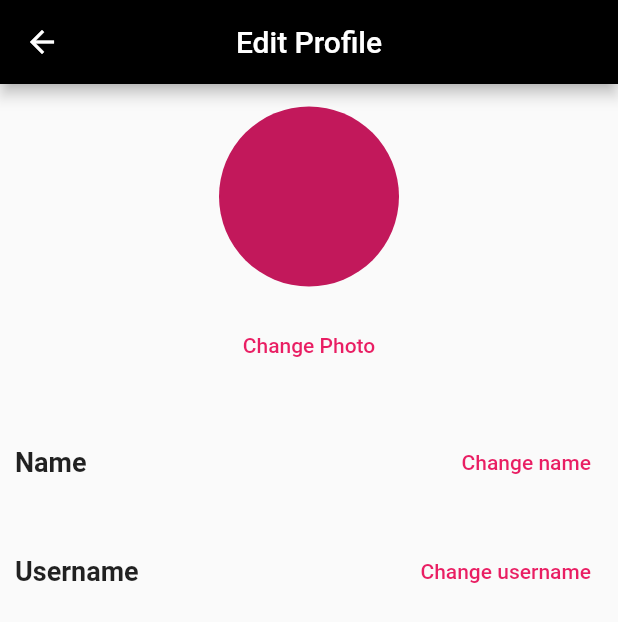
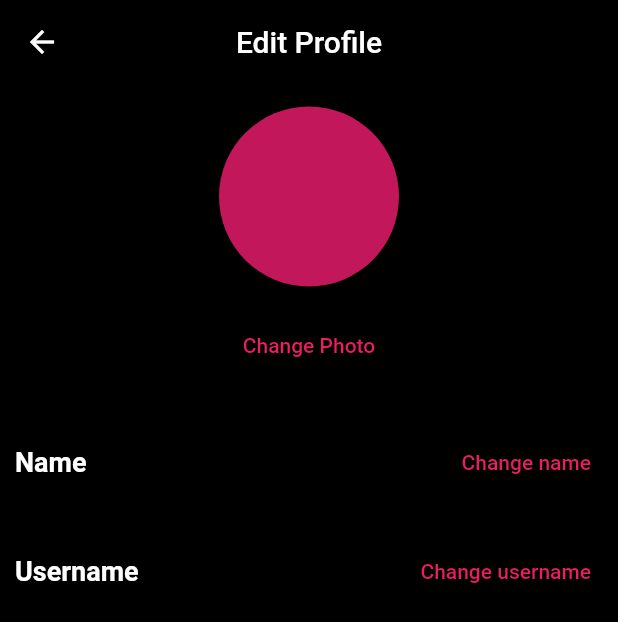
Before and after one commit to DrinKrasniqiNovus/flutter-assignments, a Flutter app: the ProfileScreen screen opened directly, after a tap on "Edit Profile", on a phone screen of 412 x 824 dp. Shown: the top 622 px of the screen. Run offline on Flutter 3.47's test engine with Material 2 defaults, Android fonts, the phone set to English and light mode, and no system bars; our stand-ins replace google_fonts; missing offline and left inert: tiktoklikescroller.

Commit message:
made the UI mainly black

```diff
--- a/tiktok_replica/lib/screens/main_screens/profile.dart
+++ b/tiktok_replica/lib/screens/main_screens/profile.dart
@@ -13,6 +13,7 @@ class ProfileScreen extends StatelessWidget {
     return DefaultTabController(
       length: 2,
       child: Scaffold(
+        backgroundColor: Colors.black,
         appBar: AppBar(
           title: Text(
             'My Profile',
@@ -42,14 +43,14 @@ class ProfileScreen extends StatelessWidget {
             SizedBox(
               height: 50,
               child: AppBar(
-                backgroundColor: Colors.white,
+                backgroundColor: Colors.grey[900],
                 bottom: TabBar(
-                  indicatorColor: Colors.black,
+                  indicatorColor: Colors.white,
                   tabs: [
                     Tab(
                       icon: Icon(
                         Icons.grid_view,
-                        color: Colors.black,
+                        color: Colors.white,
                       ),
                     ),
                     Tab(
--- a/tiktok_replica/lib/screens/profile/edit_profile.dart
+++ b/tiktok_replica/lib/screens/profile/edit_profile.dart
@@ -13,6 +13,7 @@ class _EditProfileState extends State<EditProfile> {
   @override
   Widget build(BuildContext context) {
     return Scaffold(
+      backgroundColor: Colors.black,
       appBar: AppBar(
         title: Text('Edit Profile'),
         centerTitle: true,
@@ -42,6 +43,7 @@ class _EditProfileState extends State<EditProfile> {
                     style: TextStyle(
                       fontSize: 18,
                       fontWeight: FontWeight.bold,
+                      color: Colors.white,
                     ),
                   ),
                   TextButton(
--- a/tiktok_replica/lib/screens/widgets/edit_profile_button.dart
+++ b/tiktok_replica/lib/screens/widgets/edit_profile_button.dart
@@ -24,7 +24,11 @@ class EditProfileButton extends StatelessWidget {
             label: Text('Edit Profile'),
             icon: Icon(Icons.edit),
             style: ElevatedButton.styleFrom(
-                fixedSize: const Size(240, 30), primary: Colors.black),
+                fixedSize: const Size(
+                  240,
+                  30,
+                ),
+                primary: Colors.grey[700]),
           ),
         ),
       ),
--- a/tiktok_replica/lib/screens/widgets/stats.dart
+++ b/tiktok_replica/lib/screens/widgets/stats.dart
@@ -17,12 +17,11 @@ class Stats extends StatelessWidget {
               style: TextStyle(
                   fontSize: 15,
                   fontWeight: FontWeight.bold,
-              ),
+                  color: Colors.white),
             ),
             Text('Following',
                 style: TextStyle(
-                  fontWeight: FontWeight.bold,
-                )),
+                    fontWeight: FontWeight.bold, color: Colors.white)),
           ],
         ),
         Column(
@@ -32,13 +31,12 @@ class Stats extends StatelessWidget {
               style: TextStyle(
                   fontSize: 15,
                   fontWeight: FontWeight.bold,
-              ),
+                  color: Colors.white),
             ),
             Text(
               'Followers',
-              style: TextStyle(
-                fontWeight: FontWeight.bold,
-              ),
+              style:
+                  TextStyle(fontWeight: FontWeight.bold, color: Colors.white),
             ),
           ],
         ),
@@ -49,13 +47,12 @@ class Stats extends StatelessWidget {
               style: TextStyle(
                   fontSize: 15,
                   fontWeight: FontWeight.bold,
-              ),
+                  color: Colors.white),
             ),
             Text(
               'Likes',
-              style: TextStyle(
-                fontWeight: FontWeight.bold,
-              ),
+              style:
+                  TextStyle(fontWeight: FontWeight.bold, color: Colors.white),
             ),
           ],
         )
--- a/tiktok_replica/lib/screens/widgets/username.dart
+++ b/tiktok_replica/lib/screens/widgets/username.dart
@@ -12,6 +12,7 @@ class Username extends StatelessWidget {
       style: TextStyle(
         fontSize: 18,
         fontWeight: FontWeight.bold,
+        color: Colors.white,
       ),
     );
   }
```
Lines whose indentation alone changed are shown as unchanged.
